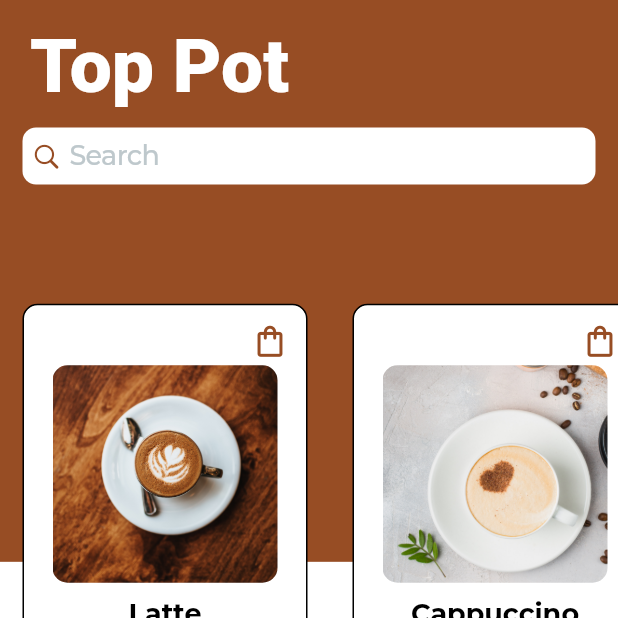
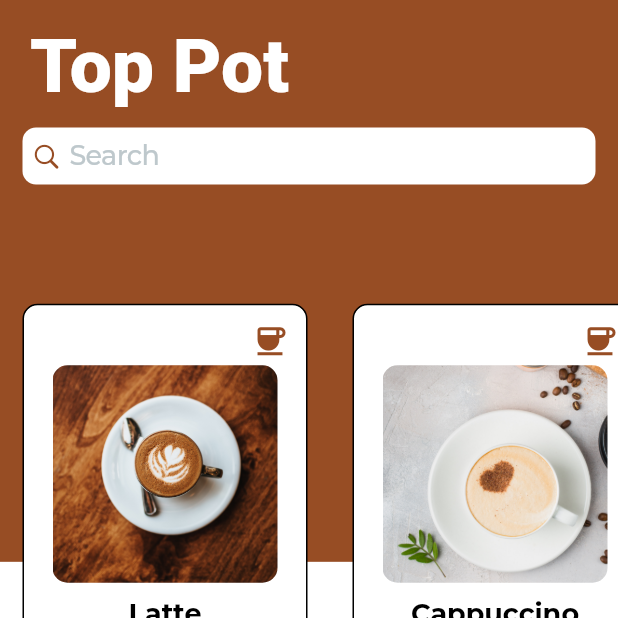
Before and after one commit to naomitimm/TopPot, a Flutter app: the screen it shows after launch, on a phone screen of 412 x 824 dp, the top half of it. Run offline on Flutter 3.47's test engine with Material 2 defaults, Android fonts, the phone set to English and light mode, and no system bars; our stand-ins replace bloc, equatable, flutter_bloc, font_awesome_flutter, go_router, google_fonts; Roboto replaces fonts that are missing (Rancho).

Commit message:
ui tweak 3

```diff
--- a/top_pot_app/lib/presentation/dashboard/widgets/cards.dart
+++ b/top_pot_app/lib/presentation/dashboard/widgets/cards.dart
@@ -1,110 +1,4 @@
-import 'package:top_pot_app/application/navigation/navigation_cubit.dart';
 import 'package:top_pot_app/presentation/exports.dart';
-
-// class CoffeeCard1 extends StatefulWidget {
-//   final String image;
-//   final String name;
-//   final String price;
-//   final void Function() dispatcher;
-//   const CoffeeCard1(
-//       {Key? key,
-//       required this.image,
-//       required this.name,
-//       required this.price,
-//       required this.dispatcher})
-//       : super(key: key);
-
-//   @override
-//   State<CoffeeCard1> createState() => _CoffeeCard1State();
-// }
-
-// class _CoffeeCard1State extends State<CoffeeCard1> {
-//   bool isFav = false;
-//   @override
-//   Widget build(BuildContext context) {
-//     final navCubit = context.read<NavigationCubit>();
-//     return Padding(
-//       padding: const EdgeInsets.symmetric(horizontal: 15, vertical: 5),
-//       child: GestureDetector(
-//         onTap: () {},
-//         child: Container(
-//           width: 190,
-//           decoration: BoxDecoration(
-//               color: Colors.white,
-//               border: Border.all(
-//                 color: Colors.black,
-//               ),
-//               // image: DecorationImage(image: AssetImage(image), fit: BoxFit.cover),
-//               borderRadius: const BorderRadius.all(Radius.circular(10))),
-//           child: Stack(
-//             children: [
-//               Column(
-//                 children: [
-//                   Padding(
-//                     padding: const EdgeInsets.only(top: 40),
-//                     child: Align(
-//                       alignment: Alignment.topCenter,
-//                       child: Container(
-//                           width: 150,
-//                           height: 145,
-//                           decoration: BoxDecoration(
-//                               image: DecorationImage(
-//                                   image: AssetImage(widget.image),
-//                                   fit: BoxFit.cover),
-//                               borderRadius:
-//                                   const BorderRadius.all(Radius.circular(10)))),
-//                     ),
-//                   ),
-//                   const SizedBox(height: 10),
-//                   Column(
-//                     crossAxisAlignment: CrossAxisAlignment.center,
-//                     children: [
-//                       Text(widget.name,
-//                           style: GoogleFonts.montserrat(
-//                             textStyle: const TextStyle(
-//                                 color: Colors.black,
-//                                 fontSize: 18,
-//                                 fontWeight: FontWeight.w700),
-//                           )),
-//                       const SizedBox(height: 5),
-//                       Text("\$${widget.price}",
-//                           style: GoogleFonts.montserrat(
-//                             textStyle: const TextStyle(
-//                                 color: Color.fromRGBO(190, 122, 67, 1),
-//                                 fontSize: 16,
-//                                 fontWeight: FontWeight.w600),
-//                           )),
-//                     ],
-//                   ),
-//                 ],
-//               ),
-//               Align(
-//                 alignment: Alignment.topRight,
-//                 child: IconButton(
-//                     onPressed: () {
-//                       setState(() {
-//                         isFav = !isFav;
-//                       });
-//                     },
-//                     icon: isFav
-//                         ? const Icon(
-//                             Icons.shopping_bag,
-//                             color: Color.fromRGBO(151, 77, 36, 1),
-//                             size: 25,
-//                           )
-//                         : const Icon(
-//                             Icons.shopping_bag_outlined,
-//                             color: Color.fromRGBO(151, 77, 36, 1),
-//                             size: 25,
-//                           )),
-//               ),
-//             ],
-//           ),
-//         ),
-//       ),
-//     );
-//   }
-// }
 
 class CoffeeCard extends StatelessWidget {
   final String image;
@@ -136,7 +30,6 @@ class CoffeeCard extends StatelessWidget {
               border: Border.all(
                 color: Colors.black,
               ),
-              // image: DecorationImage(image: AssetImage(image), fit: BoxFit.cover),
               borderRadius: const BorderRadius.all(Radius.circular(10))),
           child: Stack(
             children: [
@@ -180,33 +73,43 @@ class CoffeeCard extends StatelessWidget {
                   ),
                 ],
               ),
+              // Align(
+              //   alignment: Alignment.topRight,
+              //   child: BlocConsumer<CartBloc, CartState>(
+              //     listener: (context, state) {},
+              //     builder: (context, state) {
+              //       if (state is CartButtonChange) {
+              //         return IconButton(
+              //           onPressed: () {},
+              //           icon: const Icon(
+              //             Icons.shopping_bag,
+              //             color: Color.fromRGBO(151, 77, 36, 1),
+              //             size: 25,
+              //           ),
+              //         );
+              //       }
+              //       return IconButton(
+              //           onPressed: () {
+              //             tapped();
+              //           },
+              //           icon: const Icon(
+              //             Icons.shopping_bag_outlined,
+              //             color: Color.fromRGBO(151, 77, 36, 1),
+              //             size: 25,
+              //           ));
+              //     },
+              //   ),
+              // ),
               Align(
                   alignment: Alignment.topRight,
-                child: BlocConsumer<CartBloc, CartState>(
-                  listener: (context, state) {},
-                  builder: (context, state) {
-                    if (state is CartButtonChange) {
-                      return IconButton(
+                  child: IconButton(
                     onPressed: () {},
                     icon: const Icon(
-                          Icons.shopping_bag,
+                      Icons.coffee,
                       color: Color.fromRGBO(151, 77, 36, 1),
                       size: 25,
                     ),
-                      );
-                    }
-                    return IconButton(
-                        onPressed: () {
-                          tapped();
-                        },
-                        icon: const Icon(
-                          Icons.shopping_bag_outlined,
-                          color: Color.fromRGBO(151, 77, 36, 1),
-                          size: 25,
-                        ));
-                  },
-                ),
-              ),
+                  )),
             ],
           ),
         ),
```
Lines whose indentation alone changed are shown as unchanged.
